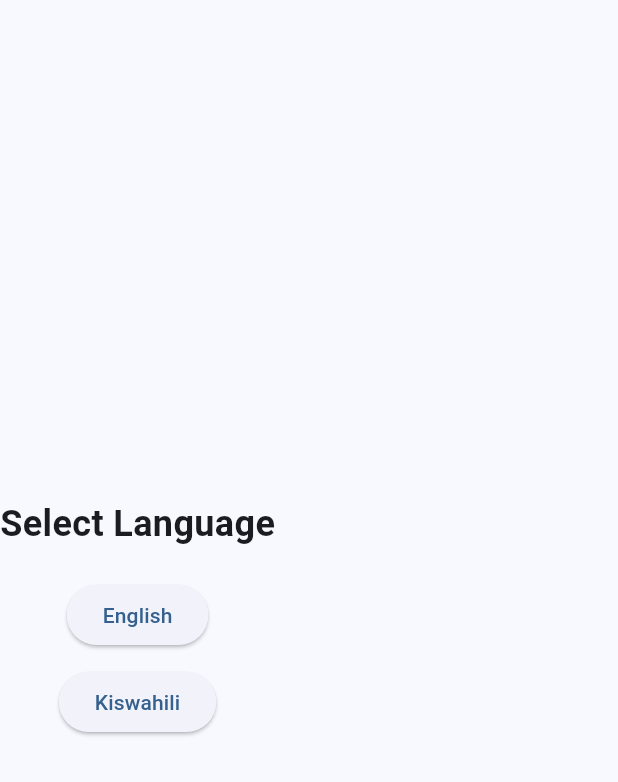
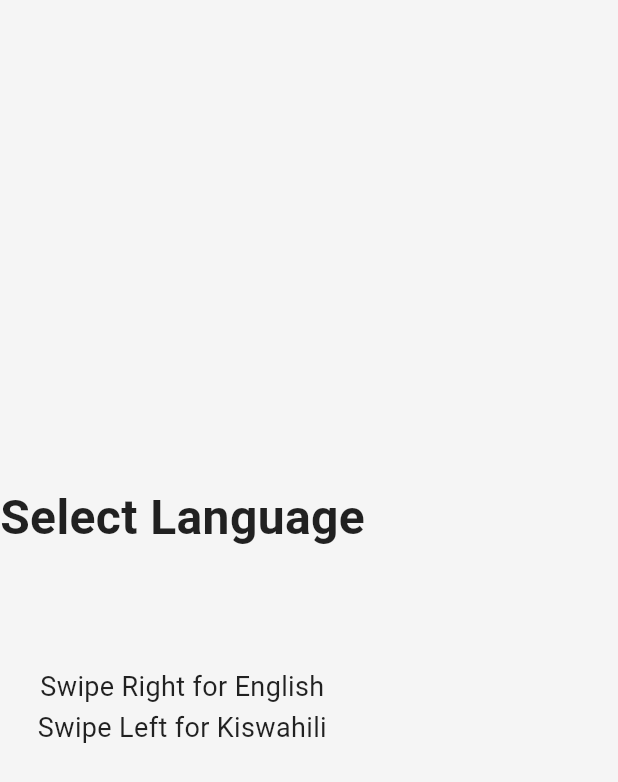
Before and after one commit to MichaelMusembi/NuruTouch, a Flutter app: the screen it shows after launch, on a phone screen of 412 x 824 dp. Shown: the top 782 px of the screen. Run offline on Flutter 3.47's test engine with Material 3 defaults, Android fonts, the phone set to English and light mode, and no system bars; our stand-ins replace flutter_riverpod, flutter_tts, go_router, sqflite, vibration; accounts and stored records are empty.

Commit message:
Implement End-to-End Vertical Slice and Production Data Schema
- Expand `DatabaseHelper` to include production SQLite tables (`learner_profiles`, `lesson_sessions`, `lesson_attempts`, `adaptive_state`, `analytics_events`, etc.).
- Update `AnalyticsService` to perform real SQLite JSON inserts for tracking.
- Establish `DesignTokens` singleton for centralized typography, spacing, and timing, integrated into `ThemeData`.
- Introduce `SessionManager` orchestrator for active learner context.
- Define `content_schema.json` to lock down canonical Course -> Unit -> Lesson hierarchy.
- Refactor all onboarding screens to inherit from the `BlindFirstScreen` accessibility framework and use design tokens.
- Build `LearnerProfileScreen`, `DashboardScreen`, and an interactive `LessonPlayerScreen` that iterates through 14 phases.

Co-authored-by: MichaelMusembi <155955130+MichaelMusembi@users.noreply.github.com>

```diff
--- a/lib/core/config/router.dart
+++ b/lib/core/config/router.dart
@@ -8,6 +8,9 @@ import '../../features/onboarding/presentation/screens/language_selection_screen
 import '../../features/onboarding/presentation/screens/device_orientation_screen.dart';
 import '../../features/onboarding/presentation/screens/spatial_training_screen.dart';
 import '../../features/onboarding/presentation/screens/discover_dots_screen.dart';
+import '../../features/onboarding/presentation/screens/learner_profile_screen.dart';
+import '../../features/learning/presentation/screens/dashboard_screen.dart';
+import '../../features/learning/presentation/screens/lesson_player_screen.dart';
 
 // Placeholder screens for Teacher and Parent isolation
 class TeacherDashboard extends StatelessWidget {
@@ -78,6 +81,10 @@ final routerProvider = Provider<GoRouter>((ref) {
         path: '/discover',
         builder: (context, state) => const DiscoverDotsScreen(),
       ),
+      GoRoute(
+        path: '/profile-setup',
+        builder: (context, state) => const LearnerProfileScreen(),
+      ),
 
       // Learner Branch (Isolated)
       ShellRoute(
@@ -86,7 +93,11 @@ final routerProvider = Provider<GoRouter>((ref) {
         routes: [
            GoRoute(
              path: '/learner/home',
-             builder: (context, state) => const Center(child: Text("Learner Home")),
+             builder: (context, state) => const DashboardScreen(),
+           ),
+           GoRoute(
+             path: '/learner/lesson',
+             builder: (context, state) => const LessonPlayerScreen(),
            ),
         ]
       ),
--- /dev/null
+++ b/lib/core/design/design_tokens.dart
@@ -0,0 +1,51 @@
+import 'package:flutter/material.dart';
+
+class DesignTokens {
+  // Spacing
+  static const double spaceSmall = 10.0;
+  static const double spaceMedium = 20.0;
+  static const double spaceLarge = 30.0;
+  static const double spaceXLarge = 50.0;
+  static const double spaceGiant = 80.0;
+
+  // Touch Targets
+  static const double touchTargetSmall = 48.0;
+  static const double touchTargetStandard = 80.0;
+  static const double touchTargetLarge = 120.0;
+
+  // Colors
+  static const Color colorPrimary = Colors.blue;
+  static const Color colorBackground = Color(0xFFF5F5F5);
+  static const Color colorSurface = Colors.white;
+  static const Color colorOnSurface = Colors.black87;
+  static const Color colorDotInactive = Color(0xFF1A1C29);
+  static const Color colorDotActive = Colors.blue;
+  static const Color colorAccent = Colors.amber;
+
+  // Typography
+  static const TextStyle textDisplay = TextStyle(
+    fontSize: 32,
+    fontWeight: FontWeight.bold,
+    color: colorOnSurface,
+    height: 1.2,
+  );
+
+  static const TextStyle textHeading = TextStyle(
+    fontSize: 24,
+    fontWeight: FontWeight.bold,
+    color: colorPrimary,
+    height: 1.3,
+  );
+
+  static const TextStyle textBody = TextStyle(
+    fontSize: 18,
+    fontWeight: FontWeight.normal,
+    color: colorOnSurface,
+    height: 1.5,
+  );
+
+  // Timing (in milliseconds)
+  static const int durationAnimationFast = 200;
+  static const int durationAnimationStandard = 300;
+  static const int durationAccessibilityDelay = 1500;
+}
--- a/lib/features/onboarding/presentation/screens/language_selection_screen.dart
+++ b/lib/features/onboarding/presentation/screens/language_selection_screen.dart
@@ -2,39 +2,44 @@ import 'package:flutter/material.dart';
 import 'package:flutter_riverpod/flutter_riverpod.dart';
 import 'package:go_router/go_router.dart';
 import '../../../../core/localization/localization_provider.dart';
+import '../../../../core/design/design_tokens.dart';
+import '../../../learning/presentation/widgets/blind_first_screen.dart';
 
-class LanguageSelectionScreen extends ConsumerWidget {
+class LanguageSelectionScreen extends BlindFirstScreen {
   const LanguageSelectionScreen({super.key});
 
   @override
-  Widget build(BuildContext context, WidgetRef ref) {
+  void onSwipeRight(BuildContext context, WidgetRef ref) {
+    super.onSwipeRight(context, ref);
+    ref.read(localeProvider.notifier).setLocale('english');
+    context.go('/orientation');
+  }
+
+  @override
+  void onSwipeLeft(BuildContext context, WidgetRef ref) {
+    super.onSwipeLeft(context, ref);
+    ref.read(localeProvider.notifier).setLocale('swahili');
+    context.go('/orientation');
+  }
+
+  @override
+  Widget buildContent(BuildContext context, WidgetRef ref) {
     final localizationAsyncValue = ref.watch(localizationServiceProvider);
 
-    return Scaffold(
-      body: SafeArea(
+    return SafeArea(
       child: localizationAsyncValue.when(
         data: (localizationService) => Column(
           children: [
             const Spacer(),
             Text(
               localizationService.getOnboarding('language_title'),
-                style: const TextStyle(fontSize: 24, fontWeight: FontWeight.bold),
+              style: DesignTokens.textDisplay,
             ),
-              const SizedBox(height: 20),
-              ElevatedButton(
-                onPressed: () {
-                  ref.read(localeProvider.notifier).setLocale('english');
-                  context.go('/orientation');
-                },
-                child: Text(localizationService.getOnboarding('language_english')),
-              ),
-              const SizedBox(height: 10),
-              ElevatedButton(
-                onPressed: () {
-                  ref.read(localeProvider.notifier).setLocale('swahili');
-                  context.go('/orientation');
-                },
-                child: Text(localizationService.getOnboarding('language_swahili')),
+            const SizedBox(height: DesignTokens.spaceGiant),
+            const Text(
+               'Swipe Right for English\nSwipe Left for Kiswahili',
+               textAlign: TextAlign.center,
+               style: DesignTokens.textBody,
             ),
             const Spacer(),
           ],
@@ -42,7 +47,6 @@ class LanguageSelectionScreen extends ConsumerWidget {
         loading: () => const Center(child: CircularProgressIndicator()),
         error: (_, __) => const Center(child: Text('Error loading translations')),
       )
-      ),
     );
   }
 }
--- a/lib/main.dart
+++ b/lib/main.dart
@@ -1,6 +1,7 @@
 import 'package:flutter/material.dart';
 import 'package:flutter_riverpod/flutter_riverpod.dart';
 import 'core/config/router.dart';
+import 'core/design/design_tokens.dart';
 
 void main() {
   runApp(const ProviderScope(child: NuruTouchApp()));
@@ -16,8 +17,14 @@ class NuruTouchApp extends ConsumerWidget {
     return MaterialApp.router(
       title: 'NuruTouch',
       theme: ThemeData(
-        colorScheme: ColorScheme.fromSeed(seedColor: Colors.blue),
+        colorScheme: ColorScheme.fromSeed(seedColor: DesignTokens.colorPrimary),
+        scaffoldBackgroundColor: DesignTokens.colorBackground,
         useMaterial3: true,
+        textTheme: const TextTheme(
+          displayLarge: DesignTokens.textDisplay,
+          headlineMedium: DesignTokens.textHeading,
+          bodyLarge: DesignTokens.textBody,
+        ),
       ),
       routerConfig: router,
     );
```
Also changed, not shown: assets/data/content_schema.json (added, +24 -0 lines), lib/core/database/database_helper.dart (+114 -5 lines), lib/core/services/analytics_service.dart (+18 -14 lines), lib/features/learning/presentation/screens/dashboard_screen.dart (added, +43 -0 lines), lib/features/learning/presentation/screens/lesson_player_screen.dart (added, +57 -0 lines), lib/features/learning/services/session_manager.dart (added, +71 -0 lines), lib/features/onboarding/presentation/screens/device_orientation_screen.dart (+16 -15 lines), lib/features/onboarding/presentation/screens/discover_dots_screen.dart (+32 -16 lines), lib/features/onboarding/presentation/screens/learner_profile_screen.dart (added, +42 -0 lines), lib/features/onboarding/presentation/screens/spatial_training_screen.dart (+16 -15 lines). Lines whose indentation alone changed are shown as unchanged.
